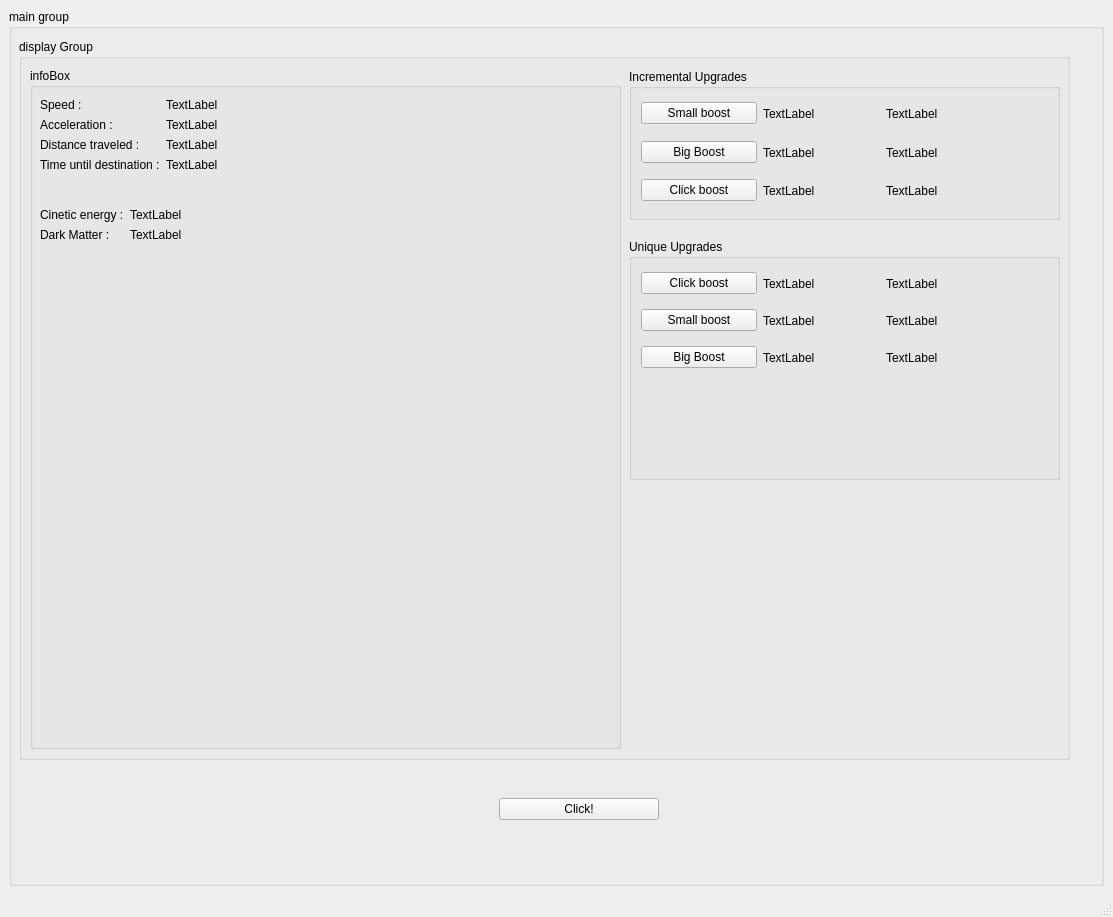
Qt form gui/UniverseIdleGUI.ui (cyphics/universe-idle) before a commit.
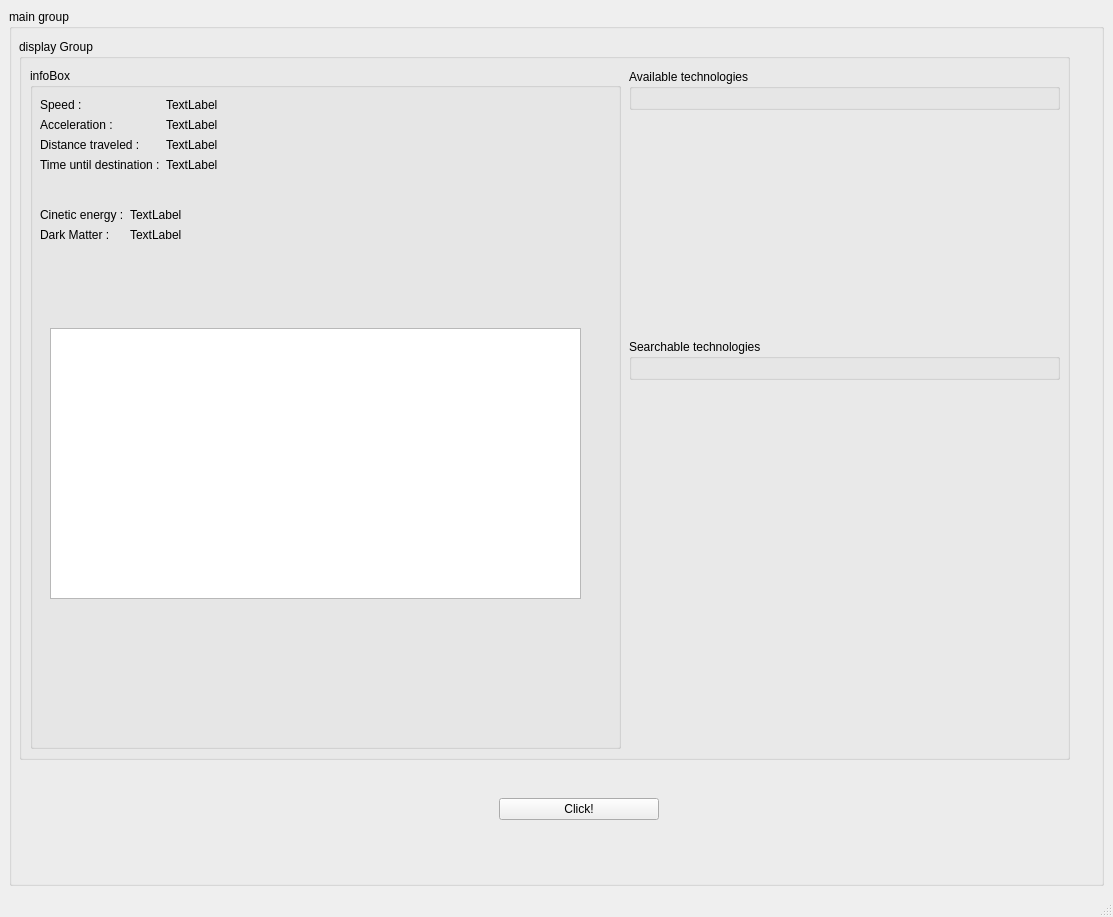
The same form after that commit.

Commit message: gui upgrades now appear/disappear according to availability

The edit to the form file:
```diff
--- a/gui/UniverseIdleGUI.ui
+++ b/gui/UniverseIdleGUI.ui
@@ -159,6 +159,16 @@
                 </item>
                </layout>
               </widget>
+              <widget class="QTextBrowser" name="textBrowser">
+               <property name="geometry">
+                <rect>
+                 <x>20</x>
+                 <y>260</y>
+                 <width>531</width>
+                 <height>271</height>
+                </rect>
+               </property>
+              </widget>
              </widget>
             </item>
            </layout>
@@ -169,297 +179,64 @@
              <x>610</x>
              <y>30</y>
              <width>431</width>
-             <height>151</height>
+             <height>251</height>
             </rect>
            </property>
            <layout class="QVBoxLayout" name="increm_upgrades_layout">
             <item>
              <widget class="QGroupBox" name="IncremUpBox">
               <property name="title">
-               <string>Incremental Upgrades</string>
+               <string>Available technologies</string>
               </property>
-              <layout class="QVBoxLayout" name="verticalLayout">
-               <item>
-                <widget class="QWidget" name="increm_upgrade_1_widget" native="true">
-                 <widget class="QWidget" name="horizontalLayoutWidget">
-                  <property name="geometry">
-                   <rect>
-                    <x>0</x>
-                    <y>0</y>
-                    <width>361</width>
-                    <height>31</height>
-                   </rect>
-                  </property>
-                  <layout class="QHBoxLayout" name="increm_upgrade_1_layout">
-                   <item>
-                    <widget class="QPushButton" name="increm_upgrade_1_button">
-                     <property name="text">
-                      <string>Small boost</string>
-                     </property>
-                    </widget>
-                   </item>
-                   <item>
-                    <widget class="QLabel" name="increm_upgrade_1_remaining_time">
-                     <property name="text">
-                      <string>TextLabel</string>
-                     </property>
-                    </widget>
-                   </item>
-                   <item>
-                    <widget class="QLabel" name="increm_upgrade_1_price">
-                     <property name="text">
-                      <string>TextLabel</string>
-                     </property>
-                    </widget>
-                   </item>
-                  </layout>
-                 </widget>
-                </widget>
-               </item>
-               <item>
-                <widget class="QWidget" name="increm_upgrade_2_widget" native="true">
-                 <widget class="QWidget" name="horizontalLayoutWidget">
-                  <property name="geometry">
-                   <rect>
-                    <x>0</x>
-                    <y>0</y>
-                    <width>361</width>
-                    <height>31</height>
-                   </rect>
-                  </property>
-                  <layout class="QHBoxLayout" name="increm_upgrade_2_layout">
-                   <item>
-                    <widget class="QPushButton" name="increm_upgrade_2_button">
-                     <property name="text">
-                      <string>Big Boost</string>
-                     </property>
-                    </widget>
-                   </item>
-                   <item>
-                    <widget class="QLabel" name="increm_upgrade_2_remaining_time">
-                     <property name="text">
-                      <string>TextLabel</string>
-                     </property>
-                    </widget>
-                   </item>
-                   <item>
-                    <widget class="QLabel" name="increm_upgrade_2_price">
-                     <property name="text">
-                      <string>TextLabel</string>
-                     </property>
-                    </widget>
-                   </item>
-                  </layout>
-                 </widget>
-                </widget>
-               </item>
-               <item>
-                <widget class="QWidget" name="increm_upgrade_3_widget" native="true">
-                 <widget class="QWidget" name="horizontalLayoutWidget_3">
-                  <property name="geometry">
-                   <rect>
-                    <x>0</x>
-                    <y>0</y>
-                    <width>361</width>
-                    <height>31</height>
-                   </rect>
-                  </property>
-                  <layout class="QHBoxLayout" name="increm_upgrade_3_layout">
-                   <item>
-                    <widget class="QPushButton" name="increm_upgrade_3_button">
-                     <property name="text">
-                      <string>Click boost</string>
-                     </property>
-                    </widget>
-                   </item>
-                   <item>
-                    <widget class="QLabel" name="increm_upgrade_3_remaining_time">
-                     <property name="text">
-                      <string>TextLabel</string>
-                     </property>
-                    </widget>
-                   </item>
-                   <item>
-                    <widget class="QLabel" name="increm_upgrade_3_price">
-                     <property name="text">
-                      <string>TextLabel</string>
-                     </property>
-                    </widget>
-                   </item>
-                  </layout>
-                 </widget>
-                </widget>
-               </item>
-              </layout>
+              <layout class="QVBoxLayout" name="verticalLayout"/>
              </widget>
             </item>
+            <item>
+             <spacer name="verticalSpacer_2">
+              <property name="orientation">
+               <enum>Qt::Vertical</enum>
+              </property>
+              <property name="sizeHint" stdset="0">
+               <size>
+                <width>20</width>
+                <height>40</height>
+               </size>
+              </property>
+             </spacer>
+            </item>
            </layout>
           </widget>
           <widget class="QWidget" name="verticalLayoutWidget_7">
            <property name="geometry">
             <rect>
              <x>610</x>
-             <y>200</y>
+             <y>300</y>
              <width>431</width>
-             <height>241</height>
+             <height>411</height>
             </rect>
            </property>
            <layout class="QVBoxLayout" name="unique_upgrades_layout">
             <item>
              <widget class="QGroupBox" name="unique_upgrades_box">
               <property name="title">
-               <string>Unique Upgrades</string>
+               <string>Searchable technologies</string>
               </property>
-              <layout class="QVBoxLayout" name="verticalLayout_3">
-               <item>
-                <layout class="QVBoxLayout" name="verticalLayout_2">
-                 <item>
-                  <widget class="QWidget" name="unique_upgrade_3_widget" native="true">
-                   <property name="minimumSize">
-                    <size>
-                     <width>361</width>
-                     <height>31</height>
-                    </size>
-                   </property>
-                   <widget class="QWidget" name="horizontalLayoutWidget_6">
-                    <property name="geometry">
-                     <rect>
-                      <x>0</x>
-                      <y>0</y>
-                      <width>361</width>
-                      <height>31</height>
-                     </rect>
-                    </property>
-                    <layout class="QHBoxLayout" name="unique_upgrade_3_layout">
-                     <item>
-                      <widget class="QPushButton" name="unique_upgrade_3_button">
-                       <property name="text">
-                        <string>Click boost</string>
-                       </property>
-                      </widget>
-                     </item>
-                     <item>
-                      <widget class="QLabel" name="unique_upgrade_3_remaining_time">
-                       <property name="text">
-                        <string>TextLabel</string>
-                       </property>
-                      </widget>
-                     </item>
-                     <item>
-                      <widget class="QLabel" name="unique_upgrade_3_price">
-                       <property name="text">
-                        <string>TextLabel</string>
-                       </property>
-                      </widget>
-                     </item>
-                    </layout>
-                   </widget>
-                  </widget>
-                 </item>
-                </layout>
-               </item>
-               <item>
-                <widget class="QWidget" name="unique_upgrade_1_widget" native="true">
-                 <property name="minimumSize">
-                  <size>
-                   <width>361</width>
-                   <height>31</height>
-                  </size>
-                 </property>
-                 <widget class="QWidget" name="horizontalLayoutWidget_4">
-                  <property name="geometry">
-                   <rect>
-                    <x>0</x>
-                    <y>0</y>
-                    <width>361</width>
-                    <height>31</height>
-                   </rect>
-                  </property>
-                  <layout class="QHBoxLayout" name="unique_upgrade_1_layout">
-                   <item>
-                    <widget class="QPushButton" name="unique_upgrade_1_button">
-                     <property name="text">
-                      <string>Small boost</string>
-                     </property>
-                    </widget>
-                   </item>
-                   <item>
-                    <widget class="QLabel" name="unique_upgrade_1_remaining_time">
-                     <property name="text">
-                      <string>TextLabel</string>
-                     </property>
-                    </widget>
-                   </item>
-                   <item>
-                    <widget class="QLabel" name="unique_upgrade_1_price">
-                     <property name="text">
-                      <string>TextLabel</string>
-                     </property>
-                    </widget>
-                   </item>
-                  </layout>
-                 </widget>
-                </widget>
-               </item>
-               <item>
-                <widget class="QWidget" name="unique_upgrade_2_widget" native="true">
-                 <property name="minimumSize">
-                  <size>
-                   <width>361</width>
-                   <height>31</height>
-                  </size>
-                 </property>
-                 <widget class="QWidget" name="horizontalLayoutWidget_5">
-                  <property name="geometry">
-                   <rect>
-                    <x>0</x>
-                    <y>0</y>
-                    <width>361</width>
-                    <height>31</height>
-                   </rect>
-                  </property>
-                  <layout class="QHBoxLayout" name="unique_upgrade_2_layout">
-                   <item>
-                    <widget class="QPushButton" name="unique_upgrade_2_button">
-                     <property name="text">
-                      <string>Big Boost</string>
-                     </property>
-                    </widget>
-                   </item>
-                   <item>
-                    <widget class="QLabel" name="unique_upgrade_2_remaining_time">
-                     <property name="text">
-                      <string>TextLabel</string>
-                     </property>
-                    </widget>
-                   </item>
-                   <item>
-                    <widget class="QLabel" name="unique_upgrade_2_price">
-                     <property name="text">
-                      <string>TextLabel</string>
-                     </property>
-                    </widget>
-                   </item>
-                  </layout>
-                 </widget>
-                </widget>
-               </item>
-               <item>
-                <spacer name="verticalSpacer">
-                 <property name="orientation">
-                  <enum>Qt::Vertical</enum>
-                 </property>
-                 <property name="sizeHint" stdset="0">
-                  <size>
-                   <width>20</width>
-                   <height>40</height>
-                  </size>
-                 </property>
-                </spacer>
-               </item>
-              </layout>
+              <layout class="QVBoxLayout" name="verticalLayout_3"/>
              </widget>
             </item>
+            <item>
+             <spacer name="verticalSpacer">
+              <property name="orientation">
+               <enum>Qt::Vertical</enum>
+              </property>
+              <property name="sizeHint" stdset="0">
+               <size>
+                <width>20</width>
+                <height>40</height>
+               </size>
+              </property>
+             </spacer>
+            </item>
            </layout>
           </widget>
          </widget>
```
The commit also changes 11 other files.
